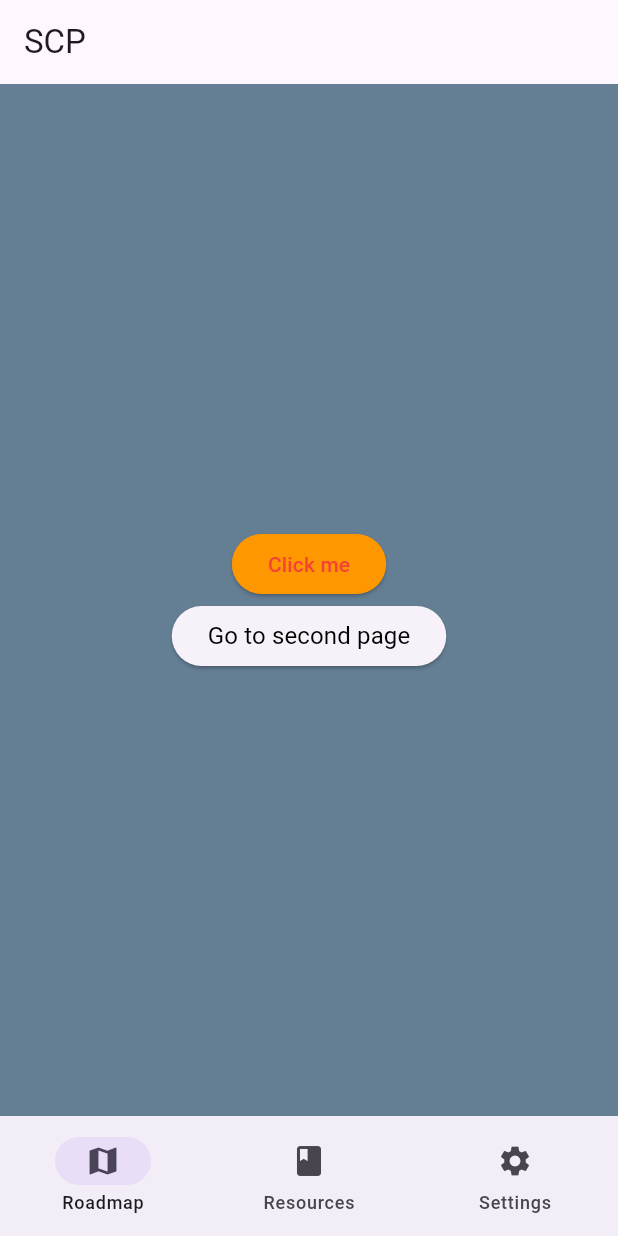
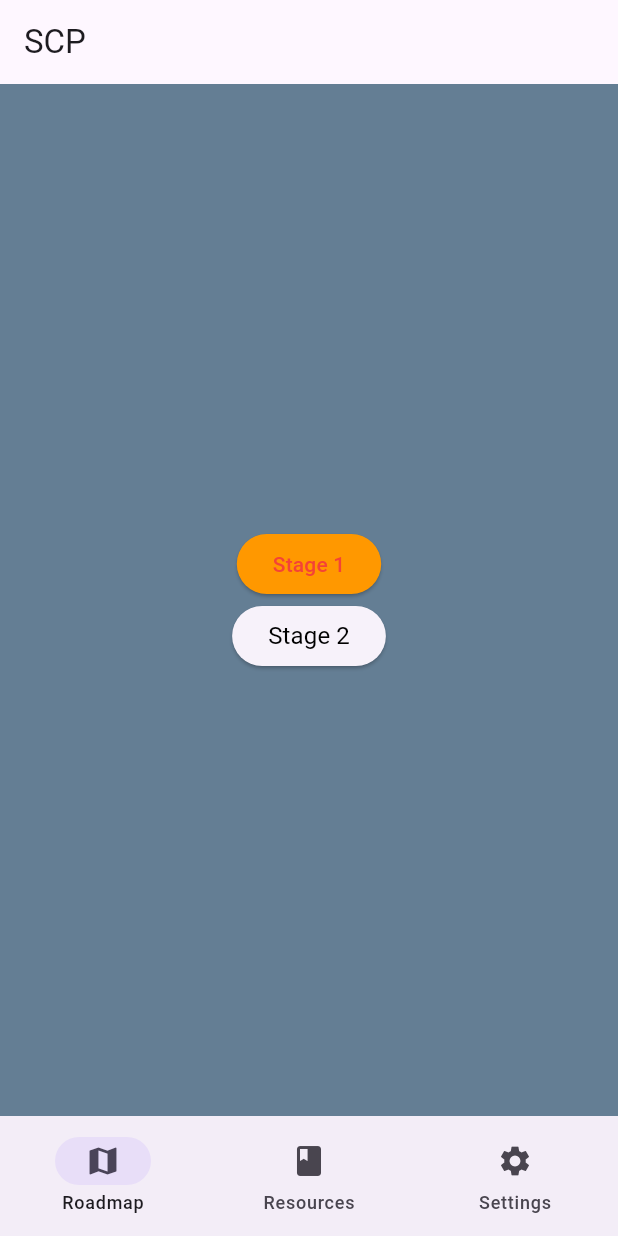
Before and after one commit to akshayam19/Cancer-Survivorship-Application-, a Flutter app: the screen it shows after launch, on a phone screen of 412 x 824 dp. Run offline on Flutter 3.47's test engine with Material 3 defaults, Android fonts, the phone set to English and light mode, and no system bars.

Commit message:
Organized mainPage

```diff
--- a/lib/mainPage.dart
+++ b/lib/mainPage.dart
@@ -12,8 +12,6 @@ class MainPage extends StatefulWidget {
 class _MainPageState extends State<MainPage> {
   // Variables
   int currentPageIndex = 0;
-  String buttonName = "Click me";
-  bool isClicked = false;
 
   @override
   Widget build(BuildContext context) {
@@ -25,60 +23,9 @@ class _MainPageState extends State<MainPage> {
 
       // body of app
       body: <Widget>[
-        // Roadmap page
-        Container(
-          width: double.infinity, // max width of app
-          height: double.infinity, // max height of app
-          color: Color.fromARGB(255, 100, 126, 148),
-          child: Column(
-            mainAxisAlignment: MainAxisAlignment.center,
-            crossAxisAlignment: CrossAxisAlignment.center,
-            children: [
-              ElevatedButton(
-                style: ElevatedButton.styleFrom(
-                  onPrimary: Colors.red,
-                  primary: Colors.orange,
-                ),
-                onPressed: () {
-                  setState(() {
-                    buttonName = "Clicked";
-                  });
-                },
-                child: Text(buttonName),
-              ),
-              ElevatedButton(
-                onPressed: () {
-                  // pushes a page on top of the current one
-                  Navigator.of(context).push(
-                    MaterialPageRoute(
-                      builder: (BuildContext context) => const SecondPage(),
-                    ),
-                  );
-                },
-                child: Text(
-                  "Go to second page",
-                  style: myTextStyle, // Use the defined text style
-                ),
-              )
-            ],
-          ),
-        ),
-
-        // Resources page
-        Center(
-          child: Text(
-            "Selected Page: ${_navBarItems[currentPageIndex].label}",
-            style: myTextStyle, // Use the defined text style
-          ),
-        ),
-
-        // Settings page
-        Center(
-          child: Text(
-            "Selected Page: ${_navBarItems[currentPageIndex].label}",
-            style: myTextStyle, // Use the defined text style
-          ),
-        ),
+        roadmap(context), // Roadmap page at index 0
+        resources(context), // Resources page at index 1
+        settings(context), // Settings page at index 2
       ][currentPageIndex],
 
       // Navigation bar
@@ -96,7 +43,7 @@ class _MainPageState extends State<MainPage> {
   }
 }
 
-// Navigation bar variable
+// Navigation bar items
 const _navBarItems = [
   NavigationDestination(
     icon: Icon(Icons.map),
@@ -114,3 +61,67 @@ const _navBarItems = [
     label: 'Settings',
   ),
 ];
+
+// Roadmap page
+Widget roadmap(BuildContext context) {
+  return Container(
+    width: double.infinity, // max width of app
+    height: double.infinity, // max height of app
+    color: Color.fromARGB(255, 100, 126, 148),
+    child: Column(
+      mainAxisAlignment: MainAxisAlignment.center,
+      crossAxisAlignment: CrossAxisAlignment.center,
+      children: [
+        ElevatedButton(
+          style: ElevatedButton.styleFrom(
+            onPrimary: Colors.red,
+            primary: Colors.orange,
+          ),
+          onPressed: () {
+            // pushes a page on top of the current one
+            Navigator.of(context).push(
+              MaterialPageRoute(
+                builder: (BuildContext context) => const SecondPage(),
+              ),
+            );
+          },
+          child: Text("Stage 1"),
+        ),
+        ElevatedButton(
+          onPressed: () {
+            // pushes a page on top of the current one
+            Navigator.of(context).push(
+              MaterialPageRoute(
+                builder: (BuildContext context) => const SecondPage(),
+              ),
+            );
+          },
+          child: Text(
+            "Stage 2", // Use the defined variable
+            style: myTextStyle, // Use the defined text style
+          ),
+        )
+      ],
+    ),
+  );
+}
+
+// Resources page
+Widget resources(BuildContext context) {
+  return Center(
+    child: Text(
+      "Selected Page: Resources",
+      style: myTextStyle, // Use the defined text style
+    ),
+  );
+}
+
+// Settings page
+Widget settings(BuildContext context) {
+  return Center(
+    child: Text(
+      "Selected Page: Settings",
+      style: myTextStyle, // Use the defined text style
+    ),
+  );
+}
```
